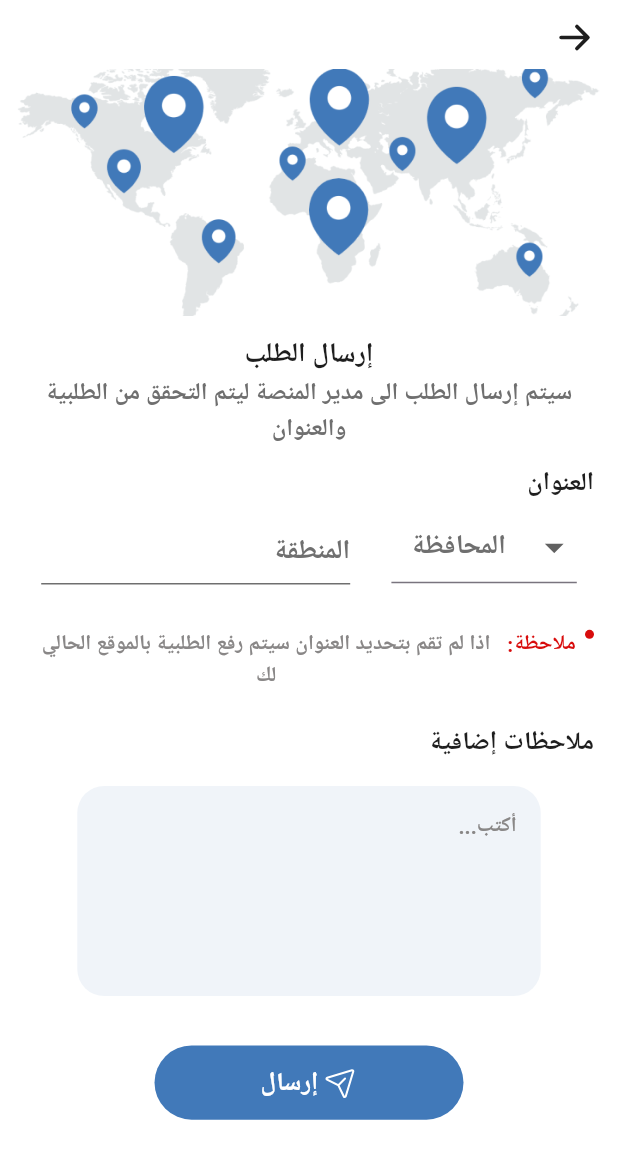
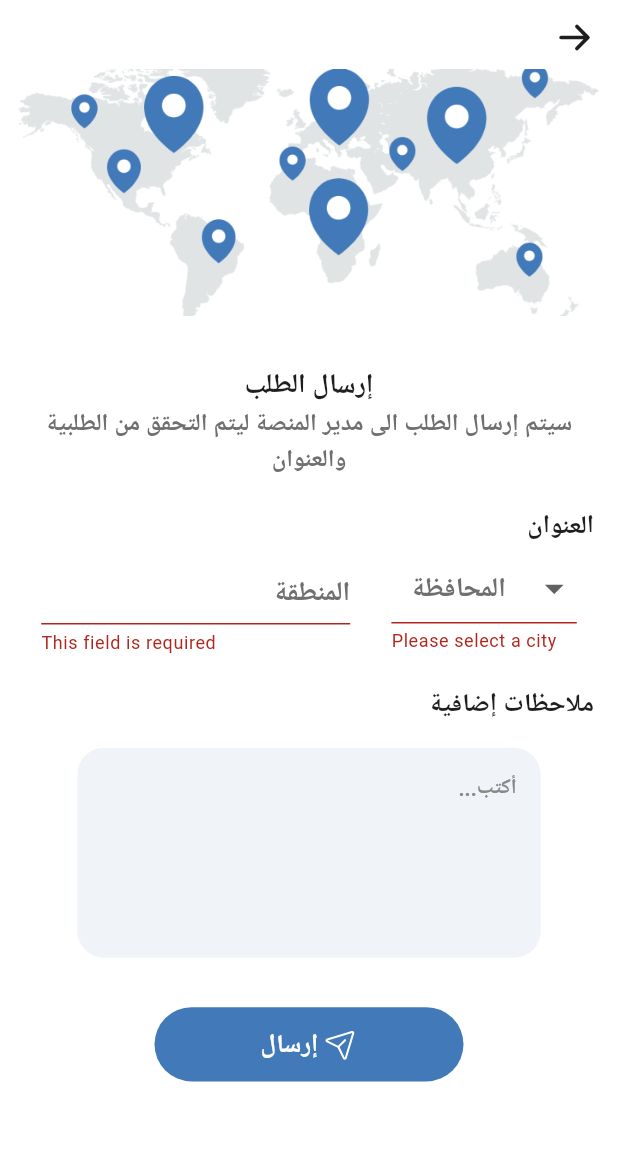
Before and after one commit to MinaFarhat/belahdodfinal, a Flutter app: the SendOrder screen opened directly, after a tap on "إرسال", on a phone screen of 412 x 824 dp. Shown: the top 1159 px of the screen. Run offline on Flutter 3.47's test engine with Material 3 defaults, Android fonts, the phone set to English and light mode, and no system bars; our stand-ins replace bloc, cached_network_image, carousel_slider, dartz, dio, flutter_bloc and 10 more; missing offline and left inert: barcode_scan2, flutter_floating_bottom_bar; accounts and stored records are empty; network calls fail.

Commit message:
all files 18

```diff
--- a/lib/Features/User/payment/presentation/send_order.dart
+++ b/lib/Features/User/payment/presentation/send_order.dart
@@ -45,7 +45,7 @@ final GlobalKey<FormState> _regionKey = GlobalKey<FormState>();
                 ),
               ),
               SizedBox(
-                height: MediaQuery.of(context).size.height * 0.015,
+                height: MediaQuery.of(context).size.height * 0.04,
               ),
               Text(
                 "إرسال الطلب",
@@ -69,7 +69,7 @@ final GlobalKey<FormState> _regionKey = GlobalKey<FormState>();
                 ),
               ),
               SizedBox(
-                height: MediaQuery.of(context).size.height * 0.015,
+                height: MediaQuery.of(context).size.height * 0.025,
               ),
               Form(
                 key: _regionKey,
@@ -87,51 +87,6 @@ final GlobalKey<FormState> _regionKey = GlobalKey<FormState>();
                     }
                     return null;
                   },
-                 ),
-               ),
-              SizedBox(
-                height: MediaQuery.of(context).size.height * 0.015,
-              ),
-              Padding(
-                padding: const EdgeInsets.only(right: 16),
-                child: Row(
-                  mainAxisAlignment: MainAxisAlignment.end,
-                  crossAxisAlignment: CrossAxisAlignment.start,
-                  children: [
-                    SizedBox(
-                      width: MediaQuery.of(context).size.width * 0.75,
-                      child: const Text(
-                        "اذا لم تقم بتحديد العنوان سيتم رفع الطلبية بالموقع الحالي لك ",
-                        textDirection: TextDirection.rtl,
-                        maxLines: 2,
-                        textAlign: TextAlign.center,
-                        overflow: TextOverflow.visible,
-                        style: TextStyle(
-                          fontSize: 14,
-                          fontWeight: FontWeight.bold,
-                          color: Color(0xFF898787),
-                        ),
-                      ),
-                    ),
-                    SizedBox(
-                      width: MediaQuery.of(context).size.width * 0.015,
-                    ),
-                    const Text(
-                      ":ملاحظة",
-                      style: TextStyle(
-                        fontSize: 14,
-                        fontWeight: FontWeight.bold,
-                        color: Color.fromARGB(255, 216, 12, 12),
-                      ),
-                    ),
-                    SizedBox(
-                      width: MediaQuery.of(context).size.width * 0.015,
-                    ),
-                    const CircleAvatar(
-                      radius: 3,
-                      backgroundColor: Color.fromARGB(255, 216, 12, 12),
-                    ),
-                  ],
                 ),
               ),
               SizedBox(
@@ -224,7 +179,9 @@ final GlobalKey<FormState> _regionKey = GlobalKey<FormState>();
               ),
               InkWell(
                 overlayColor: WidgetStateProperty.all(Colors.transparent),
-                onTap: () {},
+                onTap: () {
+                  if (_regionKey.currentState!.validate()) {}
+                },
                 child: Container(
                   width: MediaQuery.of(context).size.width * 0.5,
                   height: MediaQuery.of(context).size.height * 0.06,
```
Lines whose indentation alone changed are shown as unchanged.
